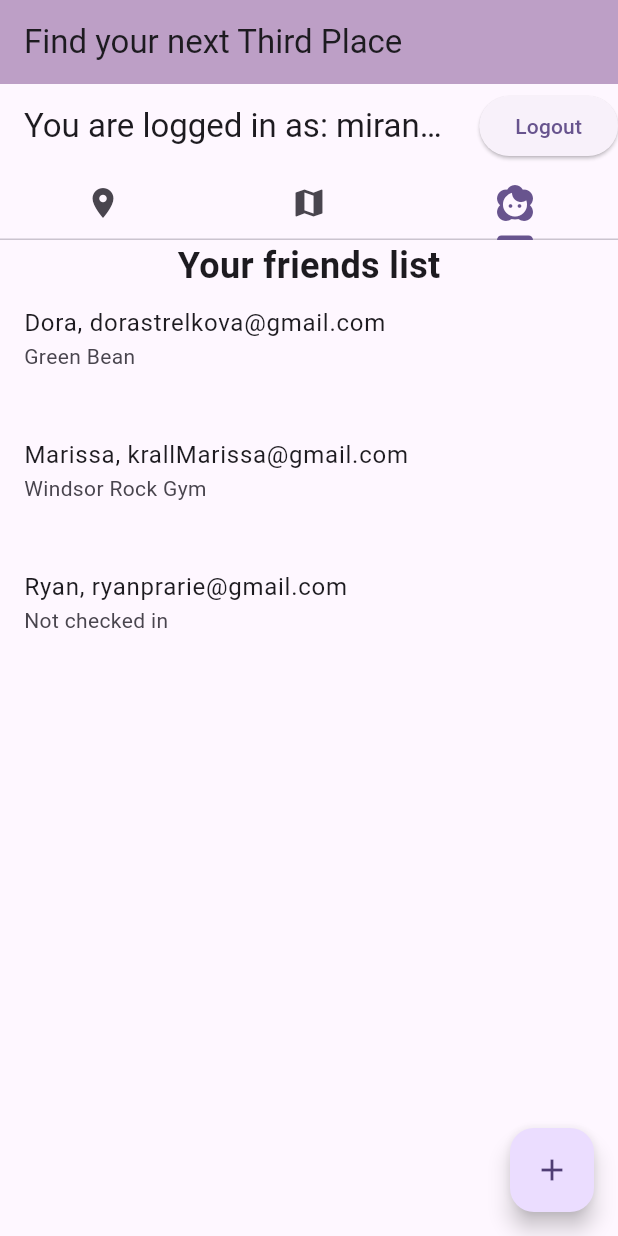
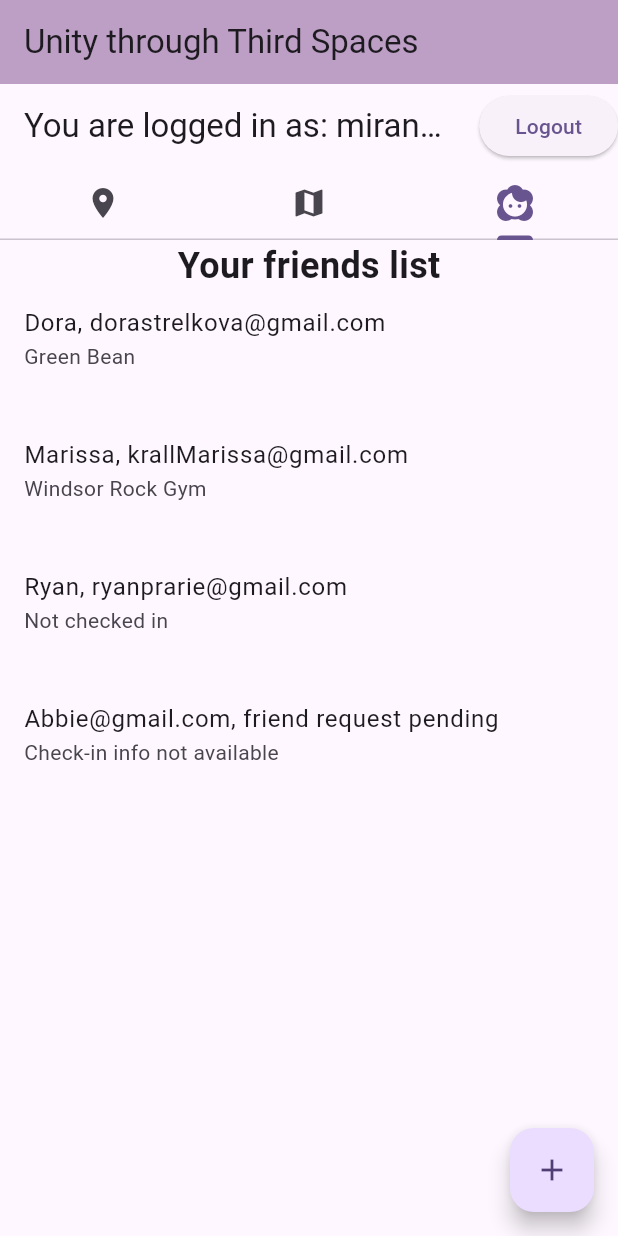
Before and after one commit to miranda0129/winhacks_2024, a Flutter app: the screen it shows after launch, tab 3 chosen, on a phone screen of 412 x 824 dp. Run offline on Flutter 3.47's test engine with Material 3 defaults, Android fonts, the phone set to English and light mode, and no system bars; our stand-ins replace google_maps_flutter; missing offline and left inert: dart:html, flutter_google_places, google_api_headers, google_maps_webservice.

Commit message:
see who's checked in functionality

```diff
--- a/lib/main.dart
+++ b/lib/main.dart
@@ -53,7 +53,7 @@ class _MyHomePageState extends State<MyHomePage> {
     return Scaffold(
       appBar: AppBar(
         backgroundColor: Color.fromARGB(98, 101, 33, 117),
-        title: const Text('Find your next Third Place'),
+        title: const Text('Unity through Third Spaces'),
         elevation: 2,
       ),
       body: LayoutBuilder(
--- a/lib/model/friend.dart
+++ b/lib/model/friend.dart
@@ -4,28 +4,41 @@ class Friend {
   String name;
   bool checkedIn;
   String place;
+  int placeId;
   String email;
+  bool accepted;
 
   Friend({
     required this.name,
     required this.checkedIn,
     required this.place,
+    required this.placeId,
     required this.email,
+    required this.accepted,
   });
 
   String getLocationDisplay() {
-    return checkedIn ? place : "Not checked in";
+    if (accepted) {
+      return checkedIn ? place : "Not checked in";
+    } else {
+      return "Check-in info not available";
+    }
   }
 
   static List<Friend> getFriends() {
     return [
-      Friend(name: "Dora", checkedIn: true, place: "Green Bean", email: "dorastrelkova@gmail.com"),
-      Friend(name: "Marissa", checkedIn: true, place: "Windsor Rock Gym", email: "krallMarissa@gmail.com"),
-      Friend(name: "Ryan", checkedIn: false, place:"", email: "ryanprarie@gmail.com")
+      Friend(name: "Dora", checkedIn: true, place: "Green Bean", placeId: 3, email: "dorastrelkova@gmail.com", accepted: true),
+      Friend(name: "Marissa", checkedIn: true, place: "Windsor Rock Gym", placeId: 0, email: "krallMarissa@gmail.com", accepted: true),
+      Friend(name: "Ryan", checkedIn: false, place:"", placeId: -1, email: "ryanprarie@gmail.com", accepted: true)
     ];
   }
 
-  void displayFriendRequest(String email) {
+  String getFriendInfo() {
+    if (accepted) {
+      return "$name, $email";
+    } else {
+      return "$email, friend request pending";
+    }
 
   }
 }
--- /dev/null
+++ b/lib/model/friend_request.dart
@@ -0,0 +1,14 @@
+class FriendRequest{
+  String email;
+
+  FriendRequest({
+    required this.email,
+  });
+
+  static List<FriendRequest> getPendingRequests() {
+    return [FriendRequest(email: "Abbie@gmail.com")];
+  }
+
+
+
+}
--- a/lib/screens/friend_list_widget.dart
+++ b/lib/screens/friend_list_widget.dart
@@ -1,5 +1,6 @@
 import 'package:flutter/material.dart';
 import 'package:winhacks_2024/model/friend.dart';
+import 'package:winhacks_2024/model/friend_request.dart';
 import 'package:winhacks_2024/screens/add_friend_widget.dart';
 
 class FriendsListWidget extends StatefulWidget {
@@ -11,6 +12,17 @@ class FriendsListWidget extends StatefulWidget {
 
 class _FriendsListWidgetState extends State<FriendsListWidget> {
    List<Friend> friendsList = Friend.getFriends();
+   List<FriendRequest> pendingRequests = FriendRequest.getPendingRequests();
+   late List<Friend> displayList = getDisplayList();
+
+   List<Friend> getDisplayList() {
+    List<Friend> displayRequests = [];
+    for (FriendRequest request in pendingRequests) {
+      Friend displayRequest = Friend(name: '', checkedIn: false, place: '', placeId: -1, email: request.email, accepted: false);
+      displayRequests.add(displayRequest);
+    }
+    return [...friendsList, ...displayRequests];
+   }
 
 
   @override
@@ -31,12 +43,12 @@ class _FriendsListWidgetState extends State<FriendsListWidget> {
             Expanded(
               child: ListView.builder(
                 scrollDirection: Axis.vertical,
-                itemCount: friendsList.length,
+                itemCount: displayList.length,
                 itemBuilder: (context, index) {
                   return ListTile(
                     isThreeLine: true,
-                    title: Text("${friendsList[index].name}, ${friendsList[index].email}"),
-                    subtitle: Text(friendsList[index].getLocationDisplay()),
+                    title: Text(displayList[index].getFriendInfo()),
+                    subtitle: Text(displayList[index].getLocationDisplay()),
                   );
                 }
               ),
@@ -49,7 +61,7 @@ class _FriendsListWidgetState extends State<FriendsListWidget> {
             onPressed: () {
               Navigator.push(
                 context,
-                MaterialPageRoute(builder: (context) => const AddFriendWidget()),
+                MaterialPageRoute(builder: (context) =>  AddFriendWidget(pendingRequests: pendingRequests)),
               );
           },
             tooltip: 'Add friend',
```
Also changed, not shown: lib/screens/add_friend_widget.dart (+9 -6 lines), lib/screens/checkin_widget.dart (+70 -3 lines).
